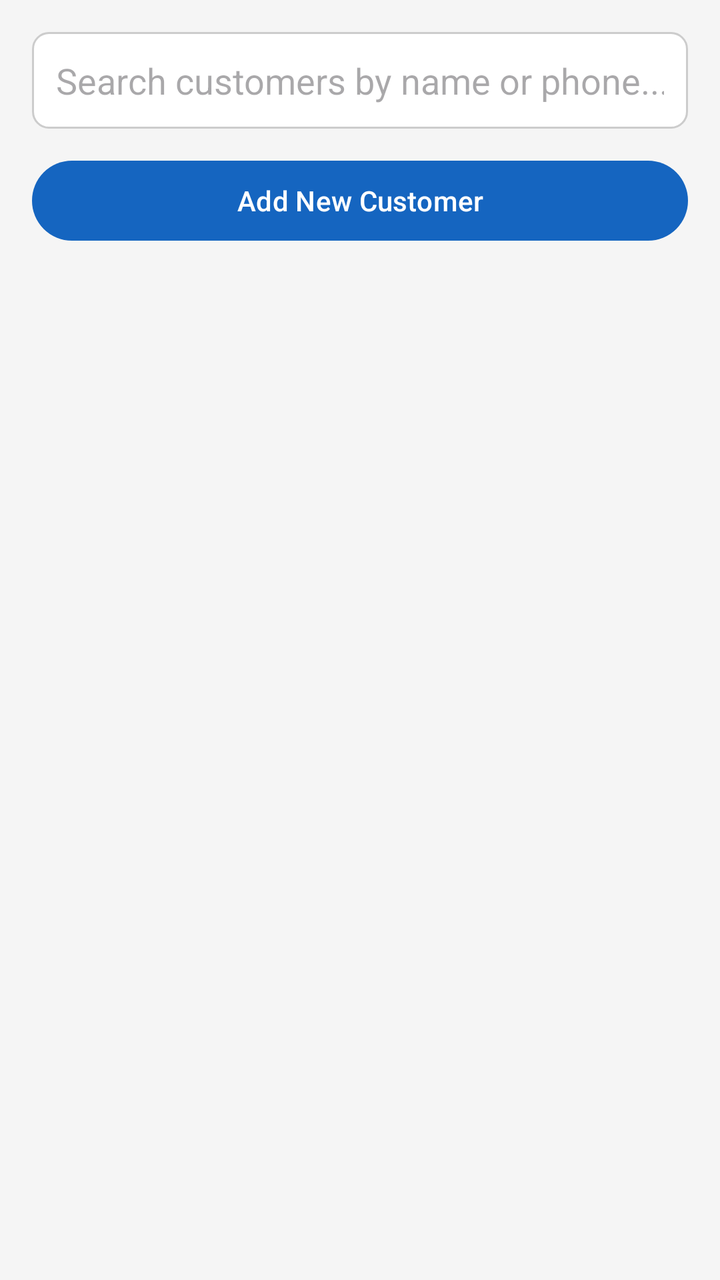
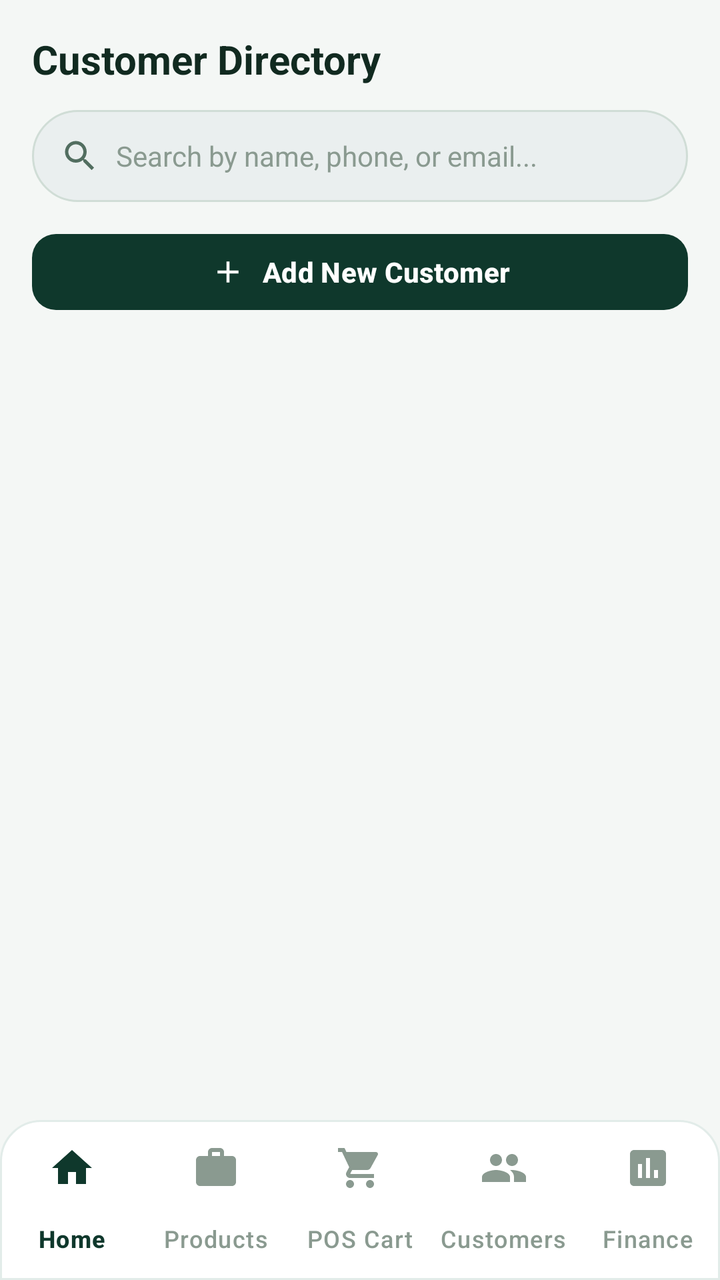

Compare the two renders of this Android layout. The source of the first and the diff that turns it into the second are given below.
<!-- AndroidManifest.xml: application theme Theme.SmartShopManager -->
<!-- res/layout/activity_customer.xml -->
<?xml version="1.0" encoding="utf-8"?>
<LinearLayout xmlns:android="http://schemas.android.com/apk/res/android"
    android:layout_width="match_parent"
    android:layout_height="match_parent"
    android:orientation="vertical"
    android:padding="16dp"
    android:background="@color/background">

    <EditText
        android:id="@+id/etSearchCustomer"
        android:layout_width="match_parent"
        android:layout_height="wrap_content"
        android:hint="Search customers by name or phone..."
        android:inputType="text"
        android:padding="12dp"
        android:background="@drawable/edit_text_bg"
        android:layout_marginBottom="12dp" />

    <Button
        android:id="@+id/btnAddCustomer"
        android:layout_width="match_parent"
        android:layout_height="wrap_content"
        android:text="Add New Customer"
        android:layout_marginBottom="12dp" />

    <androidx.recyclerview.widget.RecyclerView
        android:id="@+id/recyclerViewCustomers"
        android:layout_width="match_parent"
        android:layout_height="match_parent" />

</LinearLayout>
<!-- resources referenced by this layout -->
<resources>
  <color name="background">#F5F5F5</color>
  <!-- drawable edit_text_bg (drawable) -->
  <?xml version="1.0" encoding="utf-8"?>
  <shape xmlns:android="http://schemas.android.com/apk/res/android"
      android:shape="rectangle">
      <solid android:color="@color/card_background" />
      <stroke android:width="1dp" android:color="#CCCCCC" />
      <corners android:radius="8dp" />
  </shape>
  <style name="Theme.SmartShopManager" parent="Theme.Material3.DayNight.NoActionBar">
          <item name="colorPrimary">@color/primary</item>
          <item name="colorPrimaryDark">@color/primary_dark</item>
          <item name="colorSecondary">@color/accent</item>
          <item name="android:windowBackground">@color/background</item>
      </style>
  <color name="card_background">#FFFFFF</color>
  <color name="primary">#1565C0</color>
  <color name="primary_dark">#0D47A1</color>
  <color name="accent">#FF6F00</color>
</resources>

<!-- the commit's change to res/layout/activity_customer.xml (unified diff, before → after) -->
@@ -1,31 +1,105 @@
 <?xml version="1.0" encoding="utf-8"?>
 <LinearLayout xmlns:android="http://schemas.android.com/apk/res/android"
+    xmlns:app="http://schemas.android.com/apk/res-auto"
     android:layout_width="match_parent"
     android:layout_height="match_parent"
-    android:orientation="vertical"
-    android:padding="16dp"
-    android:background="@color/background">
+    android:background="@color/background"
+    android:orientation="vertical">
 
-    <EditText
-        android:id="@+id/etSearchCustomer"
+    <LinearLayout
         android:layout_width="match_parent"
-        android:layout_height="wrap_content"
-        android:hint="Search customers by name or phone..."
-        android:inputType="text"
-        android:padding="12dp"
-        android:background="@drawable/edit_text_bg"
-        android:layout_marginBottom="12dp" />
+        android:layout_height="0dp"
+        android:layout_weight="1"
+        android:orientation="vertical"
+        android:padding="16dp">
 
-    <Button
-        android:id="@+id/btnAddCustomer"
-        android:layout_width="match_parent"
-        android:layout_height="wrap_content"
-        android:text="Add New Customer"
-        android:layout_marginBottom="12dp" />
+        <TextView
+            android:layout_width="match_parent"
+            android:layout_height="wrap_content"
+            android:layout_marginBottom="12dp"
+            android:text="Customer Directory"
+            android:textColor="@color/text_primary"
+            android:textSize="20sp"
+            android:textStyle="bold" />
 
-    <androidx.recyclerview.widget.RecyclerView
-        android:id="@+id/recyclerViewCustomers"
-        android:layout_width="match_parent"
-        android:layout_height="match_parent" />
+        
+        <RelativeLayout
+            android:layout_width="match_parent"
+            android:layout_height="46dp"
+            android:layout_marginBottom="12dp">
+
+            <EditText
+                android:id="@+id/etSearchCustomer"
+                android:layout_width="match_parent"
+                android:layout_height="match_parent"
+                android:background="@drawable/search_bar_bg"
+                android:hint="Search by name, phone, or email..."
+                android:inputType="text"
+                android:paddingStart="42dp"
+                android:paddingEnd="16dp"
+                android:textColor="@color/text_primary"
+                android:textColorHint="@color/text_muted"
+                android:textSize="14sp" />
+
+            <ImageView
+                android:layout_width="20dp"
+                android:layout_height="20dp"
+                android:layout_alignParentStart="true"
+                android:layout_centerVertical="true"
+                android:layout_marginStart="14dp"
+                android:contentDescription="Search"
+                android:src="@drawable/ic_search" />
+        </RelativeLayout>
+
+        <com.google.android.material.button.MaterialButton
+            android:id="@+id/btnAddCustomer"
+            android:layout_width="match_parent"
+            android:layout_height="46dp"
+            android:layout_marginBottom="12dp"
+            android:text="Add New Customer"
+            android:textSize="14sp"
+            android:textStyle="bold"
+            app:backgroundTint="@color/primary"
+            app:cornerRadius="12dp"
+            app:icon="@drawable/ic_add"
+            app:iconGravity="textStart"
+            app:iconPadding="8dp"
+            app:iconTint="@color/white" />
+
+        <TextView
+            android:id="@+id/tvEmptyCustomers"
+            android:layout_width="match_parent"
+            android:layout_height="wrap_content"
+            android:gravity="center"
+            android:padding="24dp"
+            android:text="No customers found."
+            android:textColor="@color/text_muted"
+            android:textSize="14sp"
+            android:visibility="gone" />
+
+        <androidx.recyclerview.widget.RecyclerView
+            android:id="@+id/recyclerViewCustomers"
+            android:layout_width="match_parent"
+            android:layout_height="0dp"
+            android:layout_weight="1"
+            android:clipToPadding="false"
+            android:paddingBottom="8dp" />
+    </LinearLayout>
+
+    <include layout="@layout/layout_bottom_nav" />
 
 </LinearLayout>
+<!-- res/layout/layout_bottom_nav.xml (included above) -->
+<?xml version="1.0" encoding="utf-8"?>
+<com.google.android.material.bottomnavigation.BottomNavigationView xmlns:android="http://schemas.android.com/apk/res/android"
+    xmlns:app="http://schemas.android.com/apk/res-auto"
+    android:id="@+id/bottomNavigation"
+    android:layout_width="match_parent"
+    android:layout_height="wrap_content"
+    android:background="@drawable/bottom_nav_bg"
+    android:elevation="8dp"
+    app:itemActiveIndicatorStyle="@null"
+    app:itemIconTint="@color/bottom_nav_color_state"
+    app:itemTextColor="@color/bottom_nav_color_state"
+    app:labelVisibilityMode="labeled"
+    app:menu="@menu/bottom_nav_menu" />
<!-- resource entries referenced after the edit -->
@@ -1,23 +1,75 @@
 <!-- resources referenced by this layout -->
 <resources>
-  <color name="background">#F5F5F5</color>
-  <!-- drawable edit_text_bg (drawable) -->
-  <?xml version="1.0" encoding="utf-8"?>
-  <shape xmlns:android="http://schemas.android.com/apk/res/android"
-      android:shape="rectangle">
-      <solid android:color="@color/card_background" />
-      <stroke android:width="1dp" android:color="#CCCCCC" />
-      <corners android:radius="8dp" />
-  </shape>
+  <color name="background">#F4F7F5</color>
   <style name="Theme.SmartShopManager" parent="Theme.Material3.DayNight.NoActionBar">
           <item name="colorPrimary">@color/primary</item>
           <item name="colorPrimaryDark">@color/primary_dark</item>
           <item name="colorSecondary">@color/accent</item>
           <item name="android:windowBackground">@color/background</item>
+          <item name="colorSurface">@color/card_background</item>
+  
+          
+          <item name="alertDialogTheme">@style/RoundedAlertDialogTheme</item>
+          <item name="materialAlertDialogTheme">@style/RoundedAlertDialogTheme</item>
       </style>
   <color name="card_background">#FFFFFF</color>
-  <color name="primary">#1565C0</color>
-  <color name="primary_dark">#0D47A1</color>
-  <color name="accent">#FF6F00</color>
+  <color name="primary">#0F382C</color>
+  <color name="text_muted">#8A9A90</color>
+  <color name="text_primary">#112A20</color>
+  <color name="white">#FFFFFF</color>
+  <!-- drawable bottom_nav_bg (drawable) -->
+  <?xml version="1.0" encoding="utf-8"?>
+  <shape xmlns:android="http://schemas.android.com/apk/res/android"
+      android:shape="rectangle">
+      <solid android:color="@color/card_background" />
+      <corners
+          android:topLeftRadius="20dp"
+          android:topRightRadius="20dp" />
+      <stroke android:width="1dp" android:color="#E2ECE9" />
+  </shape>
+  <!-- drawable ic_add (drawable) -->
+  <vector xmlns:android="http://schemas.android.com/apk/res/android"
+      android:width="24dp"
+      android:height="24dp"
+      android:viewportWidth="24"
+      android:viewportHeight="24">
+    <path
+        android:fillColor="#FFFFFFFF"
+        android:pathData="M19,13h-6v6h-2v-6H5v-2h6V5h2v6h6v2z"/>
+  </vector>
+  <!-- drawable ic_search (drawable) -->
+  <vector xmlns:android="http://schemas.android.com/apk/res/android"
+      android:width="24dp"
+      android:height="24dp"
+      android:viewportWidth="24"
+      android:viewportHeight="24">
+    <path
+        android:fillColor="#FF526E60"
+        android:pathData="M15.5,14h-0.79l-0.28,-0.27C15.41,12.59 16,11.11 16,9.5 16,5.91 13.09,3 9.5,3S3,5.91 3,9.5 5.91,16 9.5,16c1.61,0 3.09,-0.59 4.23,-1.57l0.27,0.28v0.79l5,4.99L20.49,19l-4.99,-5zm-6,0C7.01,14 5,11.99 5,9.5S7.01,5 9.5,5 14,7.01 14,9.5 11.99,14 9.5,14z"/>
+  </vector>
+  <!-- drawable search_bar_bg (drawable) -->
+  <?xml version="1.0" encoding="utf-8"?>
+  <shape xmlns:android="http://schemas.android.com/apk/res/android"
+      android:shape="rectangle">
+      <solid android:color="#EAEFEF" />
+      <stroke android:width="1dp" android:color="#D0DDD6" />
+      <corners android:radius="24dp" />
+  </shape>
+  <color name="primary_dark">#08271E</color>
+  <color name="accent">#40916C</color>
+  <style name="RoundedAlertDialogTheme" parent="ThemeOverlay.Material3.MaterialAlertDialog">
+          <item name="shapeAppearanceOverlay">@style/ShapeAppearance.App.MediumComponent</item>
+          <item name="android:background">@drawable/dialog_bg</item>
+      </style>
+  <style name="ShapeAppearance.App.MediumComponent" parent="ShapeAppearance.Material3.MediumComponent">
+          <item name="cornerSize">20dp</item>
+      </style>
+  <!-- drawable dialog_bg (drawable) -->
+  <?xml version="1.0" encoding="utf-8"?>
+  <shape xmlns:android="http://schemas.android.com/apk/res/android"
+      android:shape="rectangle">
+      <solid android:color="@color/card_background" />
+      <corners android:radius="20dp" />
+  </shape>
 </resources>
 
